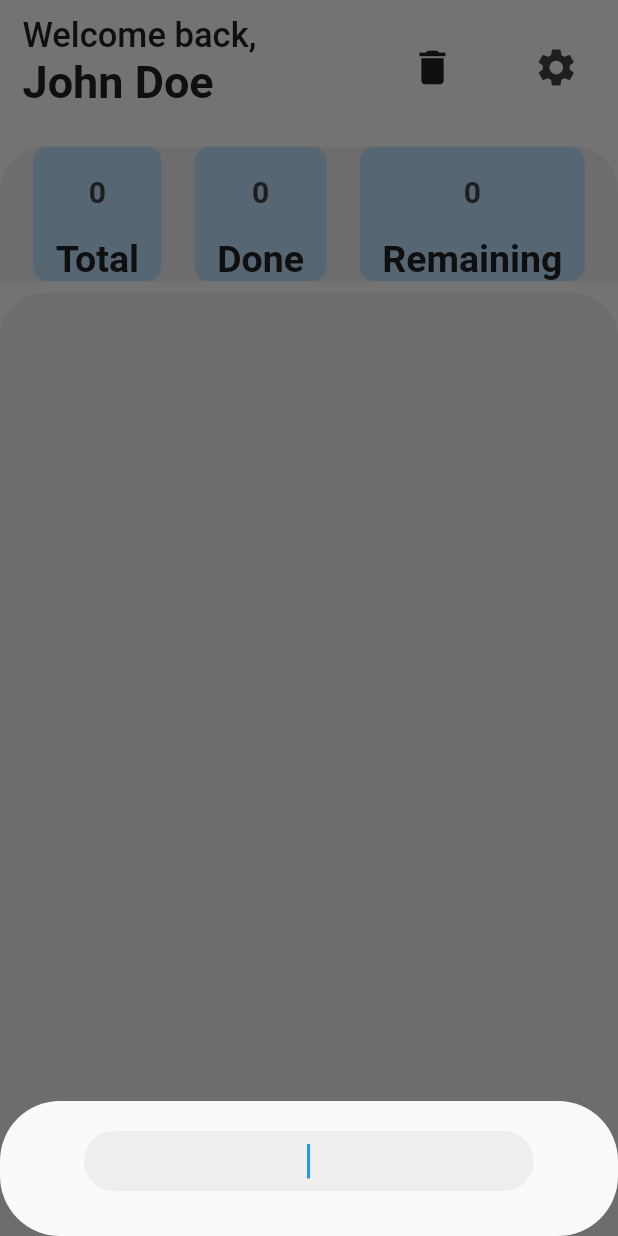
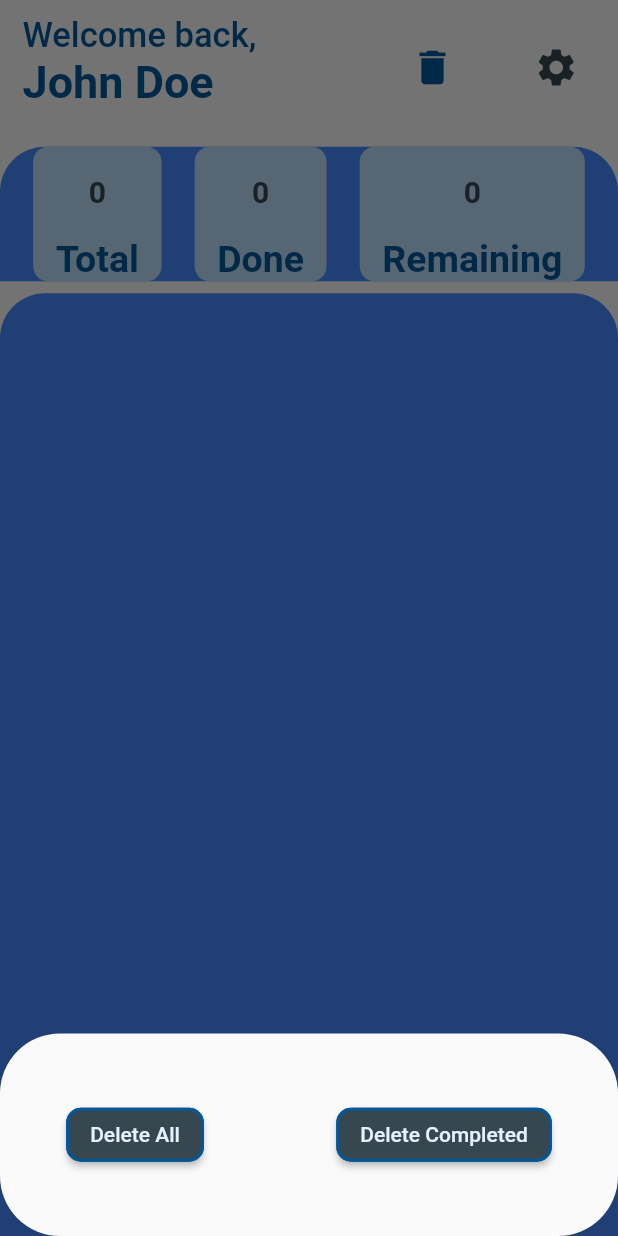
Before and after one commit to Angel-cuba/Todo_Flutter, a Flutter app: the screen it shows after launch, after a tap on the "delete" icon, on a phone screen of 412 x 824 dp. Run offline on Flutter 3.47's test engine with Material 2 defaults, Android fonts, the phone set to English and light mode, and no system bars.

Commit message:
Add delete one or all items functionality
Also i have apply some styles

```diff
--- a/lib/view_model/app_view_model.dart
+++ b/lib/view_model/app_view_model.dart
@@ -7,10 +7,10 @@ class AppViewModel extends ChangeNotifier {
   List<Task> task = <Task>[];
   User user = User('John Doe');
 
-  Color clr1 = Colors.grey.shade50;
-  Color clr2 = Colors.grey.shade200;
-  Color clr3 = Colors.grey.shade800;
-  Color clr4 = Colors.grey.shade900;
+  Color clr1 = Colors.blue.shade50;
+  Color clr2 = Colors.blueAccent.shade200;
+  Color clr3 = Colors.blueGrey.shade800;
+  Color clr4 = Colors.lightBlue.shade900;
 
   int get numTask => task.length;
 
@@ -48,6 +48,16 @@ class AppViewModel extends ChangeNotifier {
     notifyListeners();
   }
 
+  void deleteAllTasks() {
+    task.clear();
+    notifyListeners();
+  }
+
+  void deleteCompletedTasks() {
+    task.removeWhere((element) => element.isDone);
+    notifyListeners();
+  }
+
   void buttonShow(Widget bottomSheetView, BuildContext context) {
     showModalBottomSheet(
         shape: RoundedRectangleBorder(borderRadius: BorderRadius.circular(40)),
--- a/lib/views/header_view.dart
+++ b/lib/views/header_view.dart
@@ -2,6 +2,7 @@ import 'package:flutter/material.dart';
 import 'package:flutter_todo/view_model/app_view_model.dart';
 import 'package:provider/provider.dart';
 
+import '../widgets/delete_bottom_view.dart';
 import '../widgets/setting_bottom_view.dart';
 
 class HeaderView extends StatelessWidget {
@@ -45,7 +46,7 @@ class HeaderView extends StatelessWidget {
           Expanded(
               child: InkWell(
                   onTap: () {
-                    value.buttonShow(const SettingBottomView(), context);
+                    value.buttonShow(const DeleteBottomView(), context);
                   },
                   child: Icon(Icons.delete, color: value.clr4, size: 30))),
           Expanded(
--- a/lib/widgets/add_task_bottom.dart
+++ b/lib/widgets/add_task_bottom.dart
@@ -15,6 +15,7 @@ class BottomSheetView extends StatelessWidget {
         padding:
             EdgeInsets.only(bottom: MediaQuery.of(context).viewInsets.bottom),
         child: Container(
+            padding: const EdgeInsets.only(bottom: 10),
             height: 90,
             child: Center(
               child: SizedBox(
--- /dev/null
+++ b/lib/widgets/delete_bottom_view.dart
@@ -0,0 +1,47 @@
+import 'package:flutter/cupertino.dart';
+import 'package:flutter/material.dart';
+import 'package:flutter/src/widgets/container.dart';
+import 'package:flutter/src/widgets/framework.dart';
+import 'package:flutter_todo/view_model/app_view_model.dart';
+import 'package:provider/provider.dart';
+
+class DeleteBottomView extends StatelessWidget {
+  const DeleteBottomView({super.key});
+
+  @override
+  Widget build(BuildContext context) {
+    return Consumer<AppViewModel>(builder: ((context, value, child) {
+      return Container(
+        height: 135,
+        child: Row(mainAxisAlignment: MainAxisAlignment.spaceAround, children: [
+          ElevatedButton(
+              onPressed: (() {
+                value.deleteAllTasks();
+                Navigator.of(context).pop();
+              }),
+              style: ElevatedButton.styleFrom(
+                backgroundColor: value.clr3,
+                foregroundColor: value.clr1,
+                shape: RoundedRectangleBorder(
+                    borderRadius: BorderRadius.circular(10),
+                    side: BorderSide(color: value.clr4, width: 2)),
+              ),
+              child: const Text('Delete All')),
+          ElevatedButton(
+              onPressed: (() {
+                value.deleteCompletedTasks();
+                Navigator.of(context).pop();
+              }),
+              style: ElevatedButton.styleFrom(
+                backgroundColor: value.clr3,
+                foregroundColor: value.clr1,
+                shape: RoundedRectangleBorder(
+                    borderRadius: BorderRadius.circular(10),
+                    side: BorderSide(color: value.clr4, width: 2)),
+              ),
+              child: const Text('Delete Completed')),
+        ]),
+      );
+    }));
+  }
+}
```
